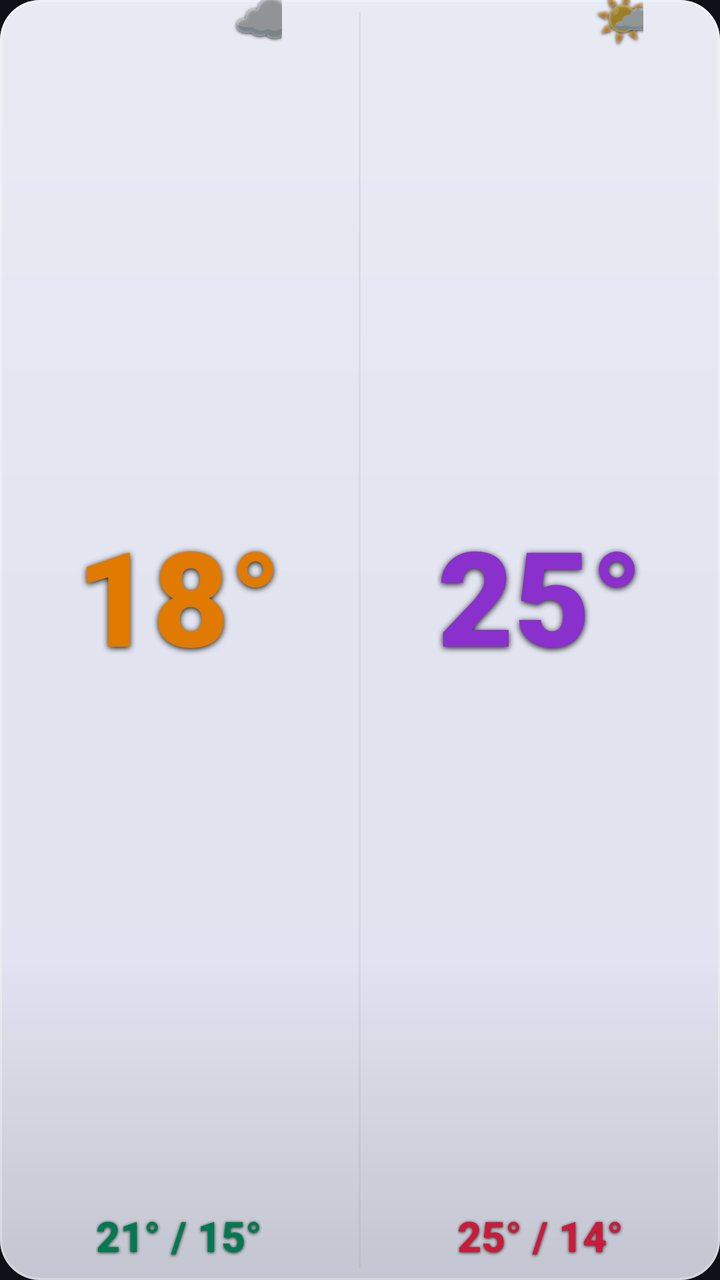
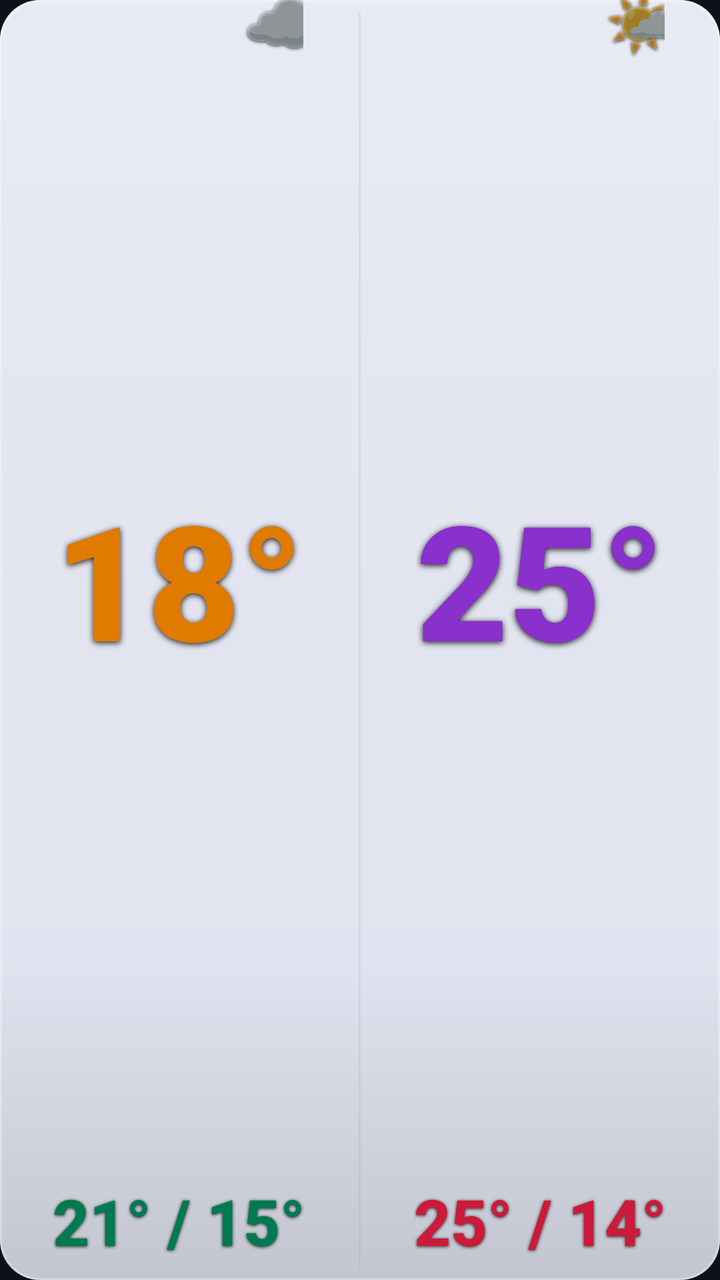

Compare the two renders of this Android layout. The source of the first and the diff that turns it into the second are given below.
<!-- AndroidManifest.xml: application theme Theme.Weather28 -->
<!-- res/layout/widget_light_l.xml -->
<?xml version="1.0" encoding="utf-8"?>
<LinearLayout xmlns:android="http://schemas.android.com/apk/res/android"
    android:id="@+id/widget_root"
    android:layout_width="match_parent"
    android:layout_height="match_parent"
    android:orientation="vertical"
    android:background="@drawable/widget_bg_light">


    <LinearLayout
        android:layout_width="match_parent"
        android:layout_height="0dp"
        android:layout_weight="1"
        android:orientation="horizontal">

        
        <LinearLayout
            android:layout_width="0dp"
            android:layout_height="match_parent"
            android:layout_weight="1"
            android:orientation="vertical"
            android:gravity="center_horizontal"
            android:paddingStart="6dp"
            android:paddingEnd="6dp"
            android:paddingBottom="8dp">

            <FrameLayout
                android:layout_width="wrap_content"
                android:layout_height="0dp"
                android:layout_weight="1">

                <TextView
                    android:id="@+id/today_temp"
                    android:layout_width="wrap_content"
                    android:layout_height="wrap_content"
                    android:layout_gravity="center"
                    android:text="18°"
                    android:textColor="#e07a00"
                    android:textSize="66sp"
                    android:fontFamily="sans-serif-black"
                    android:includeFontPadding="false"
                    android:gravity="center"
                    android:shadowColor="#e6000000" android:shadowDx="0" android:shadowDy="2" android:shadowRadius="7"/>

                <TextView
                    android:id="@+id/today_icon"
                    android:layout_width="wrap_content"
                    android:layout_height="wrap_content"
                    android:layout_gravity="top|end"
                    android:layout_marginTop="-6dp"
                    android:layout_marginEnd="-8dp"
                    android:text="☁️"
                    android:textSize="26sp"
                    android:includeFontPadding="false"
                    android:gravity="center"
                    android:shadowColor="#cc000000" android:shadowDx="0" android:shadowDy="1" android:shadowRadius="4"/>
            </FrameLayout>

            <TextView
                android:id="@+id/today_minmax"
                android:layout_width="wrap_content"
                android:layout_height="wrap_content"
                android:text="21° / 15°"
                android:textColor="#007a50"
                android:textSize="21sp"
                android:fontFamily="sans-serif-medium"
                android:textStyle="bold"
                android:layout_marginTop="2dp"
                android:shadowColor="#cc000000" android:shadowDx="0" android:shadowDy="1" android:shadowRadius="4"/>
        </LinearLayout>

        <TextView
            android:layout_width="1dp"
            android:layout_height="match_parent"
            android:background="#22888888"
            android:layout_marginTop="6dp"
            android:layout_marginBottom="6dp"
            android:text=""/>

        
        <LinearLayout
            android:layout_width="0dp"
            android:layout_height="match_parent"
            android:layout_weight="1"
            android:orientation="vertical"
            android:gravity="center_horizontal"
            android:paddingStart="6dp"
            android:paddingEnd="6dp"
            android:paddingBottom="8dp">

            <FrameLayout
                android:layout_width="wrap_content"
                android:layout_height="0dp"
                android:layout_weight="1">

                <TextView
                    android:id="@+id/tomorrow_temp"
                    android:layout_width="wrap_content"
                    android:layout_height="wrap_content"
                    android:layout_gravity="center"
                    android:text="25°"
                    android:textColor="#8a30cc"
                    android:textSize="66sp"
                    android:fontFamily="sans-serif-black"
                    android:includeFontPadding="false"
                    android:gravity="center"
                    android:shadowColor="#e6000000" android:shadowDx="0" android:shadowDy="2" android:shadowRadius="7"/>

                <TextView
                    android:id="@+id/tomorrow_icon"
                    android:layout_width="wrap_content"
                    android:layout_height="wrap_content"
                    android:layout_gravity="top|end"
                    android:layout_marginTop="-6dp"
                    android:layout_marginEnd="-8dp"
                    android:text="🌤️"
                    android:textSize="26sp"
                    android:includeFontPadding="false"
                    android:gravity="center"
                    android:shadowColor="#cc000000" android:shadowDx="0" android:shadowDy="1" android:shadowRadius="4"/>
            </FrameLayout>

            <TextView
                android:id="@+id/tomorrow_minmax"
                android:layout_width="wrap_content"
                android:layout_height="wrap_content"
                android:text="25° / 14°"
                android:textColor="#cc1a3a"
                android:textSize="21sp"
                android:fontFamily="sans-serif-medium"
                android:textStyle="bold"
                android:layout_marginTop="2dp"
                android:shadowColor="#cc000000" android:shadowDx="0" android:shadowDy="1" android:shadowRadius="4"/>
        </LinearLayout>
    </LinearLayout>

    <TextView android:id="@+id/widget_refresh" android:layout_width="0dp" android:layout_height="0dp" android:visibility="gone"/>
    <TextView android:id="@+id/today_desc"    android:layout_width="0dp" android:layout_height="0dp" android:visibility="gone"/>
    <TextView android:id="@+id/tomorrow_desc" android:layout_width="0dp" android:layout_height="0dp" android:visibility="gone"/>
    <TextView android:id="@+id/today_icon_bg" android:layout_width="0dp" android:layout_height="0dp" android:visibility="gone"/>
    <TextView android:id="@+id/tomorrow_icon_bg" android:layout_width="0dp" android:layout_height="0dp" android:visibility="gone"/>
    <TextView android:id="@+id/today_rain"    android:layout_width="0dp" android:layout_height="0dp" android:visibility="gone"/>
    <TextView android:id="@+id/today_wind"    android:layout_width="0dp" android:layout_height="0dp" android:visibility="gone"/>
    <TextView android:id="@+id/tomorrow_rain" android:layout_width="0dp" android:layout_height="0dp" android:visibility="gone"/>
    <TextView android:id="@+id/tomorrow_wind" android:layout_width="0dp" android:layout_height="0dp" android:visibility="gone"/>

</LinearLayout>
<!-- resources referenced by this layout -->
<resources>
  <!-- drawable widget_bg_light (drawable) -->
  <?xml version="1.0" encoding="utf-8"?>
  <layer-list xmlns:android="http://schemas.android.com/apk/res/android">
      <item>
          <shape android:shape="rectangle">
              <solid android:color="#EEF0F4FF"/>
              <corners android:radius="20dp"/>
          </shape>
      </item>
      <item>
          <shape android:shape="rectangle">
              <gradient
                  android:type="linear"
                  android:angle="115"
                  android:startColor="#40FFFFFF"
                  android:centerColor="#0FFFFFFF"
                  android:endColor="#00FFFFFF"
                  android:centerY="0.45"/>
              <corners android:radius="20dp"/>
          </shape>
      </item>
      <item>
          <shape android:shape="rectangle">
              <gradient
                  android:type="linear"
                  android:angle="90"
                  android:startColor="#22000000"
                  android:centerColor="#00000000"
                  android:endColor="#00000000"
                  android:centerY="0.25"/>
              <corners android:radius="20dp"/>
          </shape>
      </item>
      <item>
          <shape android:shape="rectangle">
              <stroke android:width="1dp" android:color="#4DFFFFFF"/>
              <corners android:radius="20dp"/>
          </shape>
      </item>
  </layer-list>
  <style name="Theme.Weather28" parent="Theme.MaterialComponents.DayNight.NoActionBar">
          <item name="colorPrimary">#00e5a0</item>
          <item name="colorPrimaryVariant">#4d9fff</item>
          <item name="colorOnPrimary">#0d1117</item>
          <item name="android:windowBackground">#0d1117</item>
          <item name="android:statusBarColor">#0d1117</item>
          <item name="android:navigationBarColor">#0d1117</item>
      </style>
</resources>

<!-- the commit's change to res/layout/widget_light_l.xml (unified diff, before → after) -->
@@ -36,7 +36,7 @@
                     android:layout_gravity="center"
                     android:text="18°"
                     android:textColor="#e07a00"
-                    android:textSize="66sp"
+                    android:textSize="80sp"
                     android:fontFamily="sans-serif-black"
                     android:includeFontPadding="false"
                     android:gravity="center"
@@ -47,10 +47,10 @@
                     android:layout_width="wrap_content"
                     android:layout_height="wrap_content"
                     android:layout_gravity="top|end"
-                    android:layout_marginTop="-6dp"
-                    android:layout_marginEnd="-8dp"
+                    android:layout_marginTop="-7dp"
+                    android:layout_marginEnd="-10dp"
                     android:text="☁️"
-                    android:textSize="26sp"
+                    android:textSize="32sp"
                     android:includeFontPadding="false"
                     android:gravity="center"
                     android:shadowColor="#cc000000" android:shadowDx="0" android:shadowDy="1" android:shadowRadius="4"/>
@@ -62,7 +62,7 @@
                 android:layout_height="wrap_content"
                 android:text="21° / 15°"
                 android:textColor="#007a50"
-                android:textSize="21sp"
+                android:textSize="32sp"
                 android:fontFamily="sans-serif-medium"
                 android:textStyle="bold"
                 android:layout_marginTop="2dp"
@@ -100,7 +100,7 @@
                     android:layout_gravity="center"
                     android:text="25°"
                     android:textColor="#8a30cc"
-                    android:textSize="66sp"
+                    android:textSize="80sp"
                     android:fontFamily="sans-serif-black"
                     android:includeFontPadding="false"
                     android:gravity="center"
@@ -111,10 +111,10 @@
                     android:layout_width="wrap_content"
                     android:layout_height="wrap_content"
                     android:layout_gravity="top|end"
-                    android:layout_marginTop="-6dp"
-                    android:layout_marginEnd="-8dp"
+                    android:layout_marginTop="-7dp"
+                    android:layout_marginEnd="-10dp"
                     android:text="🌤️"
-                    android:textSize="26sp"
+                    android:textSize="32sp"
                     android:includeFontPadding="false"
                     android:gravity="center"
                     android:shadowColor="#cc000000" android:shadowDx="0" android:shadowDy="1" android:shadowRadius="4"/>
@@ -126,7 +126,7 @@
                 android:layout_height="wrap_content"
                 android:text="25° / 14°"
                 android:textColor="#cc1a3a"
-                android:textSize="21sp"
+                android:textSize="32sp"
                 android:fontFamily="sans-serif-medium"
                 android:textStyle="bold"
                 android:layout_marginTop="2dp"
